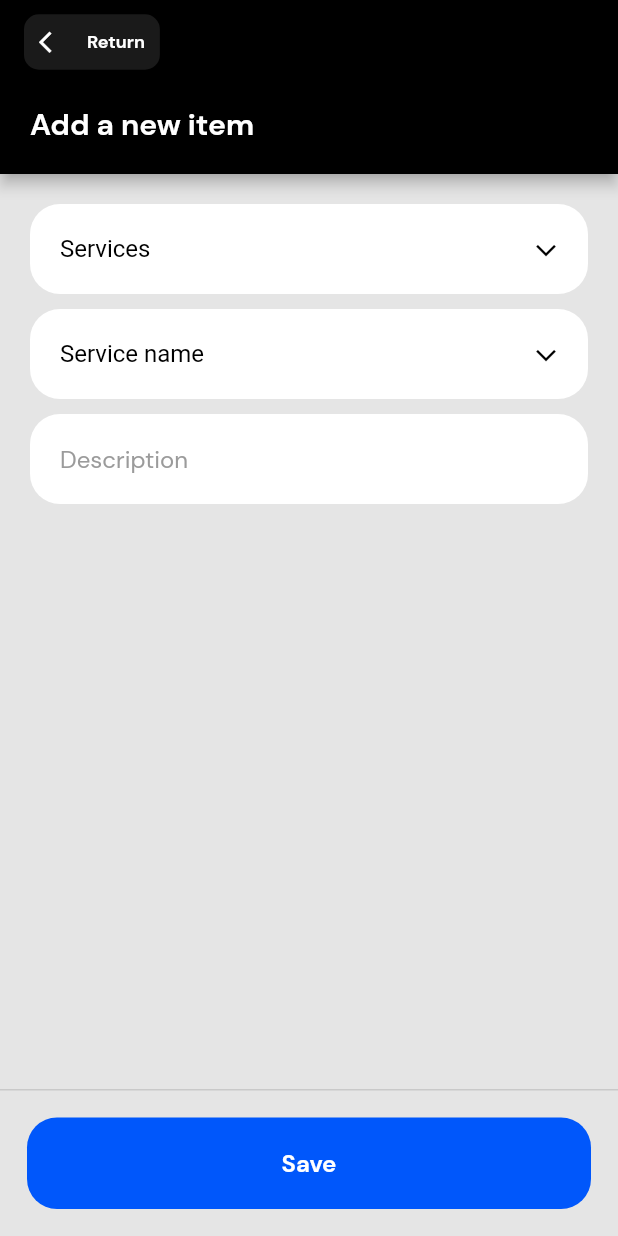
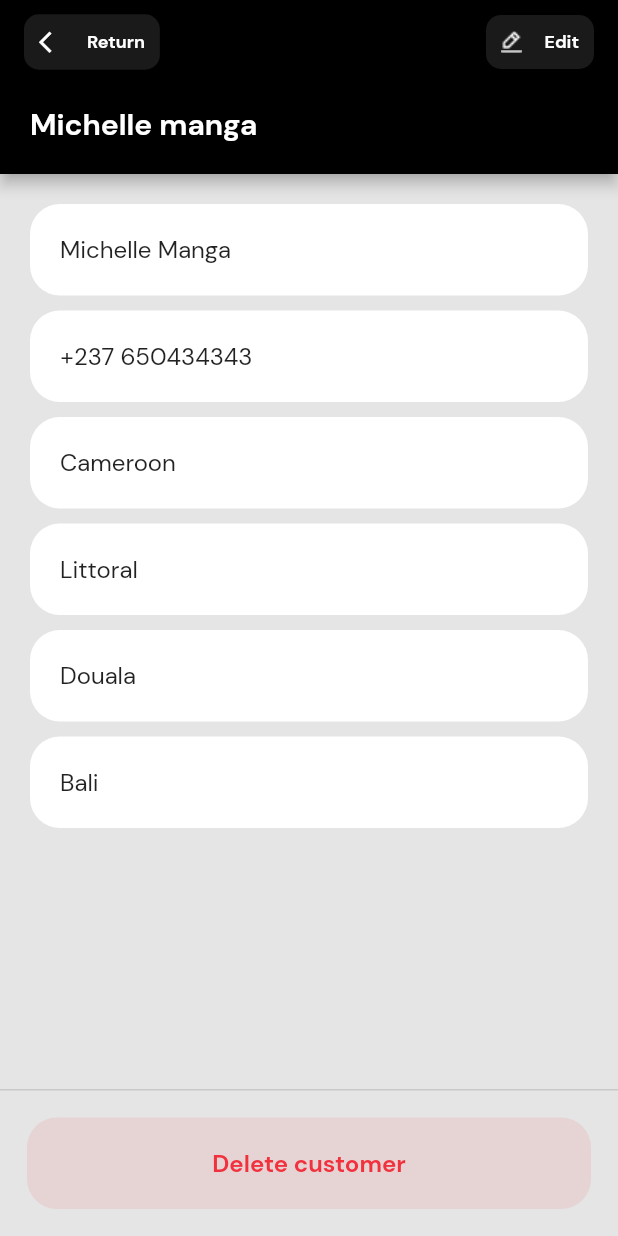
Before and after one commit to RandyKdev/basic_accounting_app, a Flutter app: the screen it shows after launch, on a phone screen of 412 x 824 dp. Run offline on Flutter 3.47's test engine with Material 2 defaults, Android fonts, the phone set to English and light mode, and no system bars.

Commit message:
Add edit customer screen

```diff
--- a/lib/basic.dart
+++ b/lib/basic.dart
@@ -1,6 +1,7 @@
 import 'package:basic/classes/size_units_class.dart';
 import 'package:basic/constants/color_constants.dart';
 import 'package:basic/constants/textstyle_constants.dart';
+import 'package:basic/screens/edit/edit_customer_screen.dart';
 import 'package:basic/screens/edit/edit_item_screen.dart';
 import 'package:basic/screens/edit/edit_product_screen.dart';
 import 'package:basic/screens/edit/edit_service1_screen.dart';
@@ -62,7 +63,7 @@ class Basic extends StatelessWidget {
         primaryColor: primaryColor,
         scaffoldBackgroundColor: desaturatedGreyColor,
       ),
-      home: NewService1Screen(),
+      home: EditCustomerScreen(),
       debugShowCheckedModeBanner: false,
     );
   }
--- /dev/null
+++ b/lib/screens/edit/edit_customer_screen.dart
@@ -0,0 +1,233 @@
+import 'package:basic/Enums/button_size_enums.dart';
+import 'package:basic/constants/color_constants.dart';
+import 'package:basic/constants/textstyle_constants.dart';
+import 'package:basic/screens/edit/edit_service_screen.dart';
+import 'package:basic/screens/upload/upload_product_screen.dart';
+import 'package:basic/widgets/button_widget.dart';
+import 'package:flutter/material.dart';
+import 'package:flutter/services.dart';
+
+class EditCustomerScreen extends StatelessWidget {
+  const EditCustomerScreen({Key? key}) : super(key: key);
+
+  @override
+  Widget build(BuildContext context) {
+    SystemChrome.setEnabledSystemUIOverlays([
+      SystemUiOverlay.top,
+      SystemUiOverlay.bottom,
+    ]);
+
+    SystemChrome.setSystemUIOverlayStyle(SystemUiOverlayStyle(
+      statusBarColor: primaryColor,
+      statusBarBrightness: Brightness.dark,
+      systemNavigationBarIconBrightness: Brightness.dark,
+      statusBarIconBrightness: Brightness.light,
+      systemNavigationBarColor: desaturatedGreyColor,
+    ));
+
+    return Scaffold(
+      appBar: AppBar(
+        brightness: Brightness.dark,
+        backgroundColor: primaryColor,
+        title: Row(
+          mainAxisAlignment: MainAxisAlignment.spaceBetween,
+          children: [
+            FittedBox(
+              child: InkWell(
+                onTap: () {
+                  Navigator.of(context).pop();
+                },
+                child: Container(
+                  padding: EdgeInsets.symmetric(
+                    vertical: 10,
+                    horizontal: 10,
+                  ),
+                  decoration: BoxDecoration(
+                      color: lightWhiteColor,
+                      borderRadius: BorderRadius.all(Radius.circular(10))),
+                  child: Row(
+                    children: [
+                      Icon(
+                        Icons.arrow_back_ios,
+                        size: 17,
+                      ),
+                      SizedBox(width: 15),
+                      Text(
+                        'Return',
+                        style: labelBoldTextStyle,
+                      ),
+                    ],
+                  ),
+                ),
+              ),
+            ),
+            FittedBox(
+              child: InkWell(
+                onTap: () {
+                  Navigator.of(context)
+                      .push(MaterialPageRoute(builder: (BuildContext ctx) {
+                    return UploadProductScreen();
+                  }));
+                },
+                child: Container(
+                  padding: EdgeInsets.symmetric(
+                    vertical: 10,
+                    horizontal: 10,
+                  ),
+                  decoration: BoxDecoration(
+                      color: lightWhiteColor,
+                      borderRadius: BorderRadius.all(Radius.circular(10))),
+                  child: Row(
+                    children: [
+                      Image.asset('images/edit_icon.png'),
+                      SizedBox(width: 15),
+                      Text(
+                        'Edit',
+                        style: labelBoldTextStyle,
+                      ),
+                    ],
+                  ),
+                ),
+              ),
+            ),
+          ],
+        ),
+        automaticallyImplyLeading: false,
+        bottom: PreferredSize(
+          child: Container(
+            margin: EdgeInsets.only(
+              left: 20,
+              bottom: 20,
+            ),
+            child: Align(
+              alignment: Alignment.topLeft,
+              child: Text(
+                'Michelle manga',
+                style: h6TextStyle.merge(TextStyle(color: whiteColor)),
+              ),
+            ),
+          ),
+          preferredSize: Size.fromHeight(60),
+        ),
+      ),
+      body: SingleChildScrollView(
+        child: Container(
+          padding: EdgeInsets.all(20),
+          child: Column(
+            children: [
+              Container(
+                width: double.infinity,
+                padding: EdgeInsets.symmetric(
+                  vertical: 20,
+                  horizontal: 20,
+                ),
+                decoration: BoxDecoration(
+                  color: whiteColor,
+                  borderRadius: BorderRadius.all(Radius.circular(20)),
+                ),
+                child: Text(
+                  'Michelle Manga',
+                  style: bodyTextStyle,
+                ),
+              ),
+              SizedBox(height: 10),
+              Container(
+                width: double.infinity,
+                padding: EdgeInsets.symmetric(
+                  vertical: 20,
+                  horizontal: 20,
+                ),
+                decoration: BoxDecoration(
+                  color: whiteColor,
+                  borderRadius: BorderRadius.all(Radius.circular(20)),
+                ),
+                child: Text(
+                  '+237 650434343',
+                  style: bodyTextStyle,
+                ),
+              ),
+              SizedBox(height: 10),
+              Container(
+                width: double.infinity,
+                padding: EdgeInsets.symmetric(
+                  vertical: 20,
+                  horizontal: 20,
+                ),
+                decoration: BoxDecoration(
+                  color: whiteColor,
+                  borderRadius: BorderRadius.all(Radius.circular(20)),
+                ),
+                child: Text(
+                  'Cameroon',
+                  style: bodyTextStyle,
+                ),
+              ),
+              SizedBox(height: 10),
+              Container(
+                width: double.infinity,
+                padding: EdgeInsets.symmetric(
+                  vertical: 20,
+                  horizontal: 20,
+                ),
+                decoration: BoxDecoration(
+                  color: whiteColor,
+                  borderRadius: BorderRadius.all(Radius.circular(20)),
+                ),
+                child: Text(
+                  'Littoral',
+                  style: bodyTextStyle,
+                ),
+              ),
+              SizedBox(height: 10),
+              Container(
+                width: double.infinity,
+                padding: EdgeInsets.symmetric(
+                  vertical: 20,
+                  horizontal: 20,
+                ),
+                decoration: BoxDecoration(
+                  color: whiteColor,
+                  borderRadius: BorderRadius.all(Radius.circular(20)),
+                ),
+                child: Text(
+                  'Douala',
+                  style: bodyTextStyle,
+                ),
+              ),
+              SizedBox(height: 10),
+              Container(
+                width: double.infinity,
+                padding: EdgeInsets.symmetric(
+                  vertical: 20,
+                  horizontal: 20,
+                ),
+                decoration: BoxDecoration(
+                  color: whiteColor,
+                  borderRadius: BorderRadius.all(Radius.circular(20)),
+                ),
+                child: Text(
+                  'Bali',
+                  style: bodyTextStyle,
+                ),
+              ),
+              SizedBox(height: 20),
+            ],
+          ),
+        ),
+      ),
+      persistentFooterButtons: [
+        Container(
+            padding: EdgeInsets.all(10),
+            color: desaturatedGreyColor,
+            child: ButtonWidget(
+              backgroundColor: lightRedColor!,
+              loading: false,
+              onTap: () {},
+              size: ButtonSize.big,
+              text: 'Delete customer',
+              textColor: redColor!,
+            )),
+      ],
+    );
+  }
+}
```
